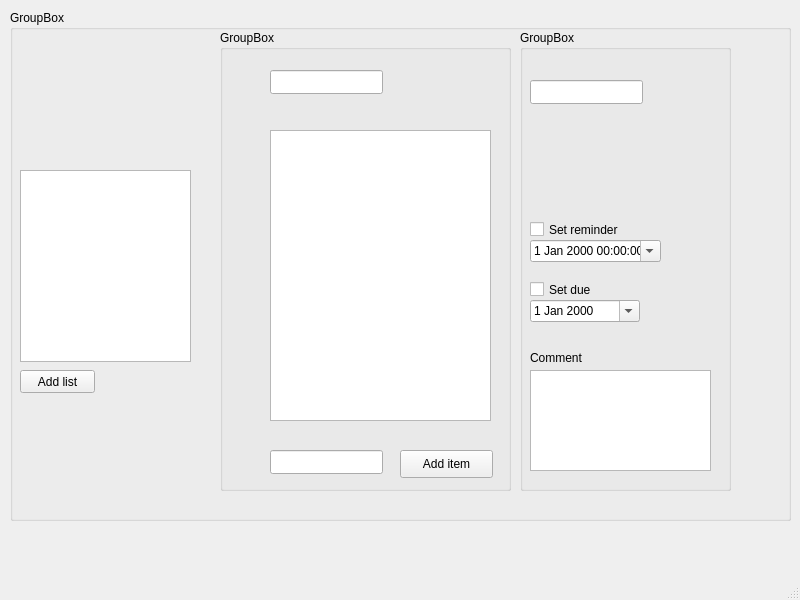
Before: the Qt Designer form mainwindow.ui in dinayuil/Tokie, drawn with Qt 5.
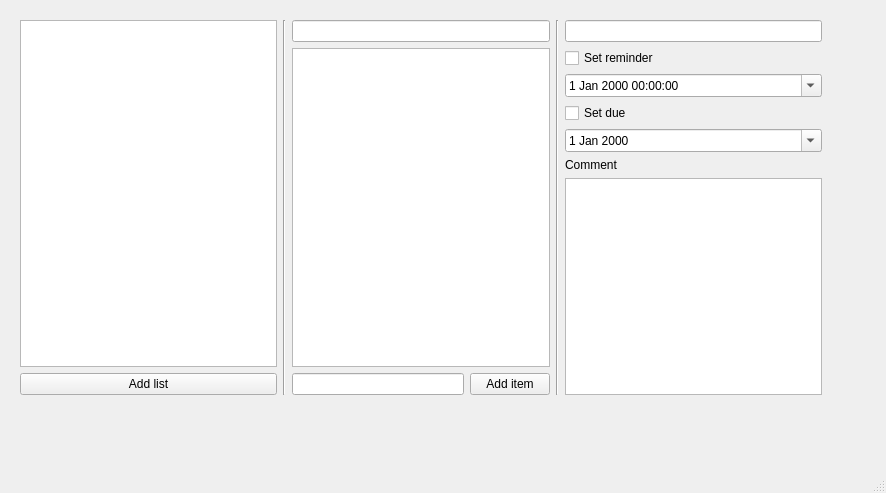
After: the same form once the commit is applied.

Commit message: adjust GUI, update plan

```diff
--- a/mainwindow.ui
+++ b/mainwindow.ui
@@ -6,83 +6,56 @@
    <rect>
     <x>0</x>
     <y>0</y>
-    <width>800</width>
-    <height>600</height>
+    <width>886</width>
+    <height>493</height>
    </rect>
   </property>
   <property name="windowTitle">
    <string>MainWindow</string>
   </property>
   <widget class="QWidget" name="centralwidget">
-   <widget class="QGroupBox" name="groupBox">
+   <widget class="QWidget" name="">
     <property name="geometry">
      <rect>
-      <x>10</x>
-      <y>10</y>
-      <width>781</width>
-      <height>511</height>
+      <x>20</x>
+      <y>20</y>
+      <width>802</width>
+      <height>375</height>
      </rect>
     </property>
-    <property name="title">
-     <string>GroupBox</string>
-    </property>
+    <layout class="QHBoxLayout" name="horizontalLayout_2">
+     <item>
+      <layout class="QVBoxLayout" name="verticalLayout">
+       <item>
     <widget class="QListView" name="listNamesView">
-     <property name="geometry">
-      <rect>
-       <x>10</x>
-       <y>160</y>
-       <width>171</width>
-       <height>192</height>
-      </rect>
-     </property>
      <property name="editTriggers">
       <set>QAbstractItemView::NoEditTriggers</set>
      </property>
     </widget>
-    <widget class="QGroupBox" name="groupBox_2">
-     <property name="geometry">
-      <rect>
-       <x>210</x>
-       <y>20</y>
-       <width>291</width>
-       <height>461</height>
-      </rect>
-     </property>
-     <property name="title">
-      <string>GroupBox</string>
-     </property>
-     <widget class="QLineEdit" name="newTodoEdit">
-      <property name="geometry">
-       <rect>
-        <x>50</x>
-        <y>420</y>
-        <width>113</width>
-        <height>24</height>
-       </rect>
-      </property>
-     </widget>
-     <widget class="QPushButton" name="addItemBtn">
-      <property name="geometry">
-       <rect>
-        <x>180</x>
-        <y>420</y>
-        <width>93</width>
-        <height>28</height>
-       </rect>
-      </property>
+       </item>
+       <item>
+        <widget class="QPushButton" name="addListBtn">
       <property name="text">
-       <string>Add item</string>
-      </property>
-     </widget>
+          <string>Add list</string>
+         </property>
+        </widget>
+       </item>
+      </layout>
+     </item>
+     <item>
+      <widget class="Line" name="line">
+       <property name="orientation">
+        <enum>Qt::Vertical</enum>
+       </property>
+      </widget>
+     </item>
+     <item>
+      <layout class="QVBoxLayout" name="verticalLayout_2">
+       <item>
+        <widget class="QLineEdit" name="listNameLineEdit"/>
+       </item>
+       <item>
      <widget class="QListView" name="taskListView">
-      <property name="geometry">
-       <rect>
-        <x>50</x>
-        <y>100</y>
-        <width>221</width>
-        <height>291</height>
-       </rect>
-      </property>
       <property name="editTriggers">
        <set>QAbstractItemView::NoEditTriggers</set>
       </property>
@@ -90,128 +63,76 @@
        <enum>QAbstractItemView::SelectRows</enum>
       </property>
      </widget>
-     <widget class="QLineEdit" name="listNameLineEdit">
-      <property name="geometry">
-       <rect>
-        <x>50</x>
-        <y>40</y>
-        <width>113</width>
-        <height>24</height>
-       </rect>
-      </property>
-     </widget>
-    </widget>
-    <widget class="QGroupBox" name="itemDetailsBox">
-     <property name="geometry">
-      <rect>
-       <x>510</x>
-       <y>20</y>
-       <width>211</width>
-       <height>461</height>
-      </rect>
-     </property>
-     <property name="title">
-      <string>GroupBox</string>
-     </property>
-     <widget class="QTextEdit" name="taskCommentTextEdit">
-      <property name="geometry">
-       <rect>
-        <x>10</x>
-        <y>340</y>
-        <width>181</width>
-        <height>101</height>
-       </rect>
-      </property>
-     </widget>
-     <widget class="QDateEdit" name="taskDueDateEdit">
-      <property name="geometry">
-       <rect>
-        <x>10</x>
-        <y>270</y>
-        <width>110</width>
-        <height>22</height>
-       </rect>
-      </property>
-      <property name="calendarPopup">
-       <bool>true</bool>
-      </property>
-     </widget>
+       </item>
+       <item>
+        <layout class="QHBoxLayout" name="horizontalLayout">
+         <item>
+          <widget class="QLineEdit" name="newTodoEdit"/>
+         </item>
+         <item>
+          <widget class="QPushButton" name="addItemBtn">
+           <property name="text">
+            <string>Add item</string>
+           </property>
+          </widget>
+         </item>
+        </layout>
+       </item>
+      </layout>
+     </item>
+     <item>
+      <widget class="Line" name="line_2">
+       <property name="orientation">
+        <enum>Qt::Vertical</enum>
+       </property>
+      </widget>
+     </item>
+     <item>
+      <layout class="QVBoxLayout" name="verticalLayout_3">
+       <item>
+        <widget class="QLineEdit" name="taskNameLineEdit"/>
+       </item>
+       <item>
      <widget class="QCheckBox" name="taskReminderChkBox">
-      <property name="geometry">
-       <rect>
-        <x>10</x>
-        <y>190</y>
-        <width>121</width>
-        <height>19</height>
-       </rect>
-      </property>
       <property name="text">
        <string>Set reminder</string>
       </property>
      </widget>
+       </item>
+       <item>
      <widget class="QDateTimeEdit" name="taskReminderDateTimeEdit">
-      <property name="geometry">
-       <rect>
-        <x>10</x>
-        <y>210</y>
-        <width>131</width>
-        <height>22</height>
-       </rect>
-      </property>
       <property name="calendarPopup">
        <bool>true</bool>
       </property>
      </widget>
+       </item>
+       <item>
      <widget class="QCheckBox" name="taskDueChkBox">
-      <property name="geometry">
-       <rect>
-        <x>10</x>
-        <y>250</y>
-        <width>80</width>
-        <height>19</height>
-       </rect>
-      </property>
       <property name="text">
        <string>Set due</string>
       </property>
      </widget>
+       </item>
+       <item>
+        <widget class="QDateEdit" name="taskDueDateEdit">
+         <property name="calendarPopup">
+          <bool>true</bool>
+         </property>
+        </widget>
+       </item>
+       <item>
      <widget class="QLabel" name="taskCommentLabel">
-      <property name="geometry">
-       <rect>
-        <x>10</x>
-        <y>320</y>
-        <width>81</width>
-        <height>16</height>
-       </rect>
-      </property>
       <property name="text">
        <string>Comment</string>
       </property>
      </widget>
-     <widget class="QLineEdit" name="taskNameLineEdit">
-      <property name="geometry">
-       <rect>
-        <x>10</x>
-        <y>50</y>
-        <width>113</width>
-        <height>24</height>
-       </rect>
-      </property>
-     </widget>
-    </widget>
-    <widget class="QPushButton" name="addListBtn">
-     <property name="geometry">
-      <rect>
-       <x>10</x>
-       <y>360</y>
-       <width>75</width>
-       <height>23</height>
-      </rect>
-     </property>
-     <property name="text">
-      <string>Add list</string>
-     </property>
-    </widget>
+       </item>
+       <item>
+        <widget class="QTextEdit" name="taskCommentTextEdit"/>
+       </item>
+      </layout>
+     </item>
+    </layout>
    </widget>
   </widget>
   <widget class="QMenuBar" name="menubar">
```
Left out of the diff: 2 changed lines with no effect on the pictures. Lines whose indentation alone changed are shown as unchanged. The commit also changes 1 other file.
